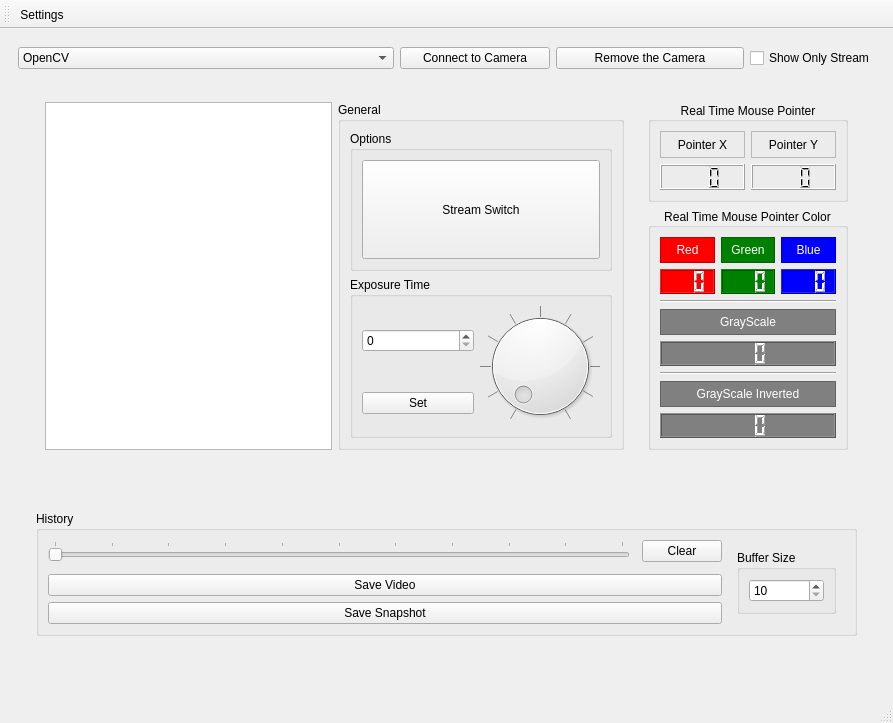
Qt form camera_api_developer_UI.ui (msaidbilgehan/Camera-API-Developer-and-Tools-Project) before a commit.
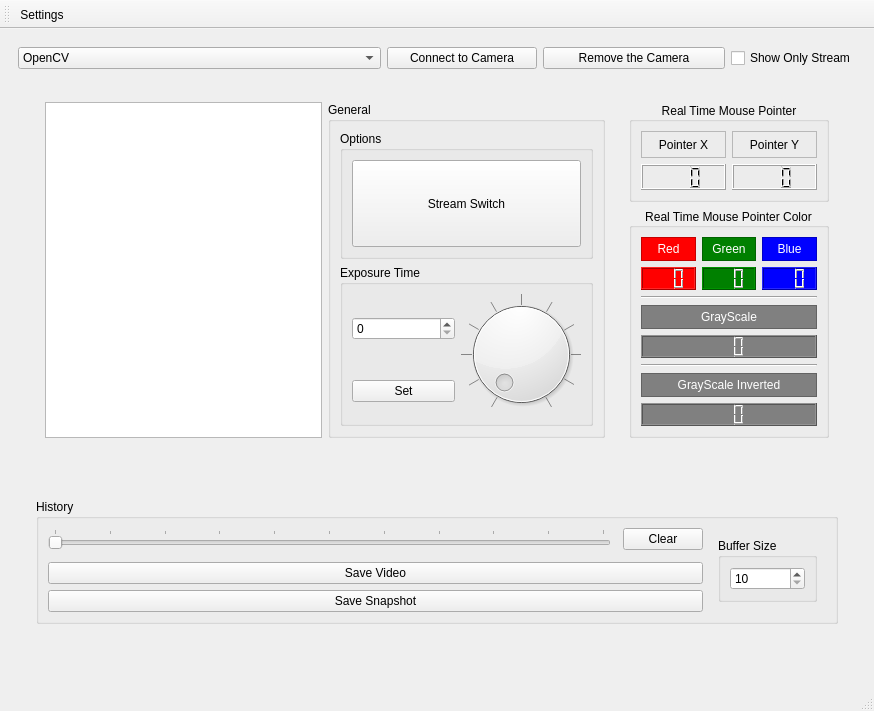
The same form after that commit.

Commit message: Updated UI and fixed stream switch

Diff of the .ui file:
```diff
--- a/camera_api_developer_UI.ui
+++ b/camera_api_developer_UI.ui
@@ -7,8 +7,8 @@
    <rect>
     <x>0</x>
     <y>0</y>
-    <width>893</width>
-    <height>723</height>
+    <width>874</width>
+    <height>711</height>
    </rect>
   </property>
   <property name="windowTitle">
```
The commit also changes 1 other file.
